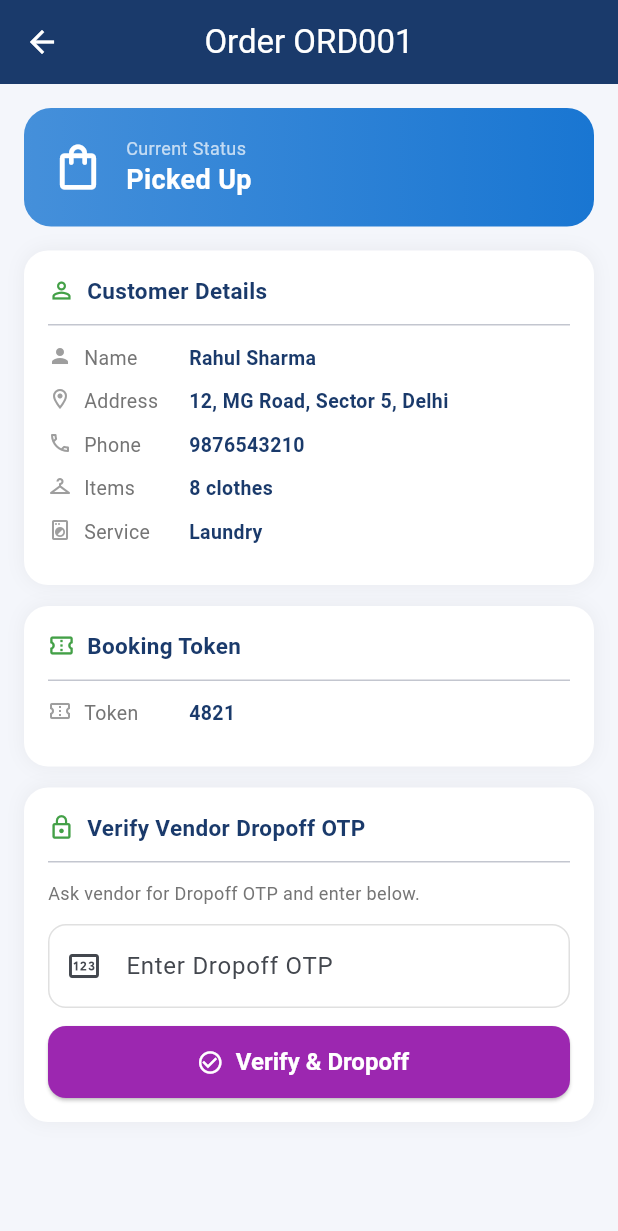
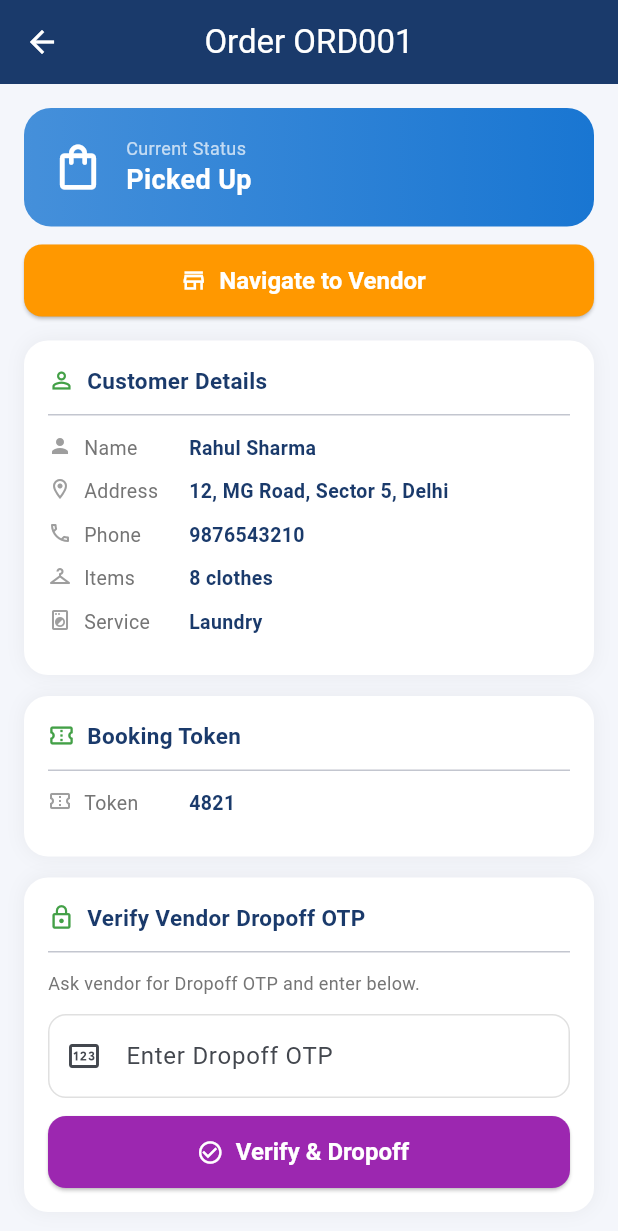
Before and after one commit to rdscode4-art/laudry, a Flutter app: the DeliveryOrderDetailScreen screen opened directly with sample values from the repository, on a phone screen of 412 x 824 dp. Shown: the top 1231 px of the screen. Run offline on Flutter 3.47's test engine with Material 3 defaults, Android fonts, the phone set to English and light mode, and no system bars; our stand-ins replace geocoding, geolocator, get, google_maps_flutter, image_picker, shared_preferences and 1 more; accounts and stored records are empty; network calls fail.

Commit message:
mid-commit 04/06/2024

```diff
--- a/lib/core/models/delivery_order.dart
+++ b/lib/core/models/delivery_order.dart
@@ -2,10 +2,11 @@ import '../constants/enums.dart';
 
 class DeliveryOrder {
   final String id, customerName, customerAddress, customerPhone, token, pickupOtp, deliveryOtp, vendorDropoffOtp, vendorDispatchOtp, service;
+  final double? customerLatitude, customerLongitude, vendorLatitude, vendorLongitude;
   final int totalItems;
   OrderStatus status;
   List<String> pickupPhotos; List<String> deliveryPhotos;
-  DeliveryOrder({required this.id, required this.customerName, required this.customerAddress, required this.customerPhone, required this.token, required this.pickupOtp, required this.deliveryOtp, required this.vendorDropoffOtp, required this.vendorDispatchOtp, required this.totalItems, required this.service, this.status = OrderStatus.pending, List<String>? pickupPhotos, List<String>? deliveryPhotos})
+  DeliveryOrder({required this.id, required this.customerName, required this.customerAddress, required this.customerPhone, required this.token, required this.pickupOtp, required this.deliveryOtp, required this.vendorDropoffOtp, required this.vendorDispatchOtp, required this.totalItems, required this.service, this.customerLatitude, this.customerLongitude, this.vendorLatitude, this.vendorLongitude, this.status = OrderStatus.pending, List<String>? pickupPhotos, List<String>? deliveryPhotos})
       : pickupPhotos = pickupPhotos ?? [], deliveryPhotos = deliveryPhotos ?? [];
 }
 
--- a/lib/features/customer/screens/customer_home_screen.dart
+++ b/lib/features/customer/screens/customer_home_screen.dart
@@ -229,10 +229,10 @@ class _CustOrdersTab extends StatelessWidget {
             const SizedBox(width: 12),
             Expanded(child: Column(crossAxisAlignment: CrossAxisAlignment.start, children: [
               Text(o['id'] as String, style: const TextStyle(fontWeight: FontWeight.bold, color: kPrimaryBlue, fontSize: 14)),
-              Text('${o['total_items']} items', style: TextStyle(fontSize: 12, color: Colors.grey.shade500)),
+              Text('${o['totalItems'] ?? 0} items', style: TextStyle(fontSize: 12, color: Colors.grey.shade500)),
             ])),
             Column(crossAxisAlignment: CrossAxisAlignment.end, children: [
-              Text('₹${o['base_amount'] ?? 0}', style: const TextStyle(fontWeight: FontWeight.bold, color: kPrimaryBlue)),
+              Text('₹${o['baseAmount'] ?? 0}', style: const TextStyle(fontWeight: FontWeight.bold, color: kPrimaryBlue)),
               Container(padding: const EdgeInsets.symmetric(horizontal: 8, vertical: 2),
                   decoration: BoxDecoration(color: kAccentGreen.withOpacity(0.1), borderRadius: BorderRadius.circular(8)),
                   child: Text(o['status'] as String, style: const TextStyle(fontSize: 10, color: kAccentGreen, fontWeight: FontWeight.w600))),
--- a/lib/features/delivery/screens/delivery_order_detail_screen.dart
+++ b/lib/features/delivery/screens/delivery_order_detail_screen.dart
@@ -1,5 +1,6 @@
 import 'package:flutter/material.dart';
 import 'package:get/get.dart';
+import 'package:url_launcher/url_launcher.dart';
 import '../../../core/constants/colors.dart';
 import '../../../core/constants/enums.dart';
 import '../../../core/models/delivery_order.dart';
@@ -86,6 +87,19 @@ class _DeliveryOrderDetailScreenState extends State<DeliveryOrderDetailScreen> {
     }
   }
 
+  Future<void> _openMap(double? lat, double? lng) async {
+    if (lat == null || lng == null) {
+      Get.snackbar('Error', 'Location not available for this address.', backgroundColor: Colors.red, colorText: Colors.white);
+      return;
+    }
+    final url = Uri.parse('https://www.google.com/maps/dir/?api=1&destination=$lat,$lng');
+    if (await canLaunchUrl(url)) {
+      await launchUrl(url, mode: LaunchMode.externalApplication);
+    } else {
+      Get.snackbar('Error', 'Could not open map', backgroundColor: Colors.red, colorText: Colors.white);
+    }
+  }
+
   @override
   Widget build(BuildContext context) {
     final o = widget.order;
@@ -93,6 +107,24 @@ class _DeliveryOrderDetailScreenState extends State<DeliveryOrderDetailScreen> {
       appBar: AppBar(title: Text('Order ${o.id}')),
       body: SingleChildScrollView(padding: const EdgeInsets.all(16), child: Column(crossAxisAlignment: CrossAxisAlignment.stretch, children: [
         Container(padding: const EdgeInsets.all(18), decoration: BoxDecoration(gradient: LinearGradient(colors: [o.status.color.withOpacity(0.8), o.status.color]), borderRadius: BorderRadius.circular(18)), child: Row(children: [Icon(o.status.icon, color: Colors.white, size: 36), const SizedBox(width: 14), Column(crossAxisAlignment: CrossAxisAlignment.start, children: [const Text('Current Status', style: TextStyle(color: Colors.white70, fontSize: 12)), Text(o.status.label, style: const TextStyle(color: Colors.white, fontSize: 18, fontWeight: FontWeight.bold))])])),
+        if (o.status == OrderStatus.pending || o.status == OrderStatus.outForDelivery) ...[
+          const SizedBox(height: 12),
+          ElevatedButton.icon(
+            onPressed: () => _openMap(o.customerLatitude, o.customerLongitude),
+            icon: const Icon(Icons.navigation_outlined),
+            label: const Text('Navigate to Customer'),
+            style: ElevatedButton.styleFrom(minimumSize: const Size.fromHeight(48), backgroundColor: Colors.blueAccent),
+          )
+        ],
+        if (o.status == OrderStatus.pickedUp || o.status == OrderStatus.readyForDelivery) ...[
+          const SizedBox(height: 12),
+          ElevatedButton.icon(
+            onPressed: () => _openMap(o.vendorLatitude, o.vendorLongitude),
+            icon: const Icon(Icons.store_mall_directory_outlined),
+            label: const Text('Navigate to Vendor'),
+            style: ElevatedButton.styleFrom(minimumSize: const Size.fromHeight(48), backgroundColor: Colors.orange),
+          )
+        ],
         const SizedBox(height: 16),
         _sec('Customer Details', Icons.person_outline, Column(children: [_row(Icons.person, 'Name', o.customerName), _row(Icons.location_on_outlined, 'Address', o.customerAddress), _row(Icons.phone_outlined, 'Phone', o.customerPhone), _row(Icons.checkroom_outlined, 'Items', '${o.totalItems} clothes'), _row(Icons.local_laundry_service_outlined, 'Service', o.service)])),
         const SizedBox(height: 14),
@@ -107,8 +139,9 @@ class _DeliveryOrderDetailScreenState extends State<DeliveryOrderDetailScreen> {
         if (o.status == OrderStatus.pickedUp)
           _sec('Verify Vendor Dropoff OTP', Icons.lock_outline, Column(crossAxisAlignment: CrossAxisAlignment.stretch, children: [Text('Ask vendor for Dropoff OTP and enter below.', style: TextStyle(fontSize: 12, color: Colors.grey.shade600)), const SizedBox(height: 12), TextField(controller: _vendorDropoffCtrl, keyboardType: TextInputType.number, maxLength: 4, decoration: const InputDecoration(labelText: 'Enter Dropoff OTP', hintText: 'e.g. 1234', prefixIcon: Icon(Icons.pin_outlined), counterText: '')), const SizedBox(height: 12), ElevatedButton.icon(onPressed: _loading ? null : _verifyVendorDropoff, icon: const Icon(Icons.check_circle_outline), label: _loading ? const SizedBox(height: 20, width: 20, child: CircularProgressIndicator(color: Colors.white, strokeWidth: 2)) : const Text('Verify & Dropoff'), style: ElevatedButton.styleFrom(minimumSize: const Size.fromHeight(48), backgroundColor: Colors.purple))])),
 
-        // Vendor Processing Wait (Mock transition for demo)
-        if (o.status == OrderStatus.inLaundry) ...[const SizedBox(height: 14), ElevatedButton.icon(onPressed: () => setState(() => widget.order.status = OrderStatus.readyForDelivery), icon: const Icon(Icons.check_circle), label: const Text('(Simulate) Ready for Delivery'), style: ElevatedButton.styleFrom(minimumSize: const Size.fromHeight(52), backgroundColor: Colors.grey))],
+        // Vendor Processing Wait
+        if (o.status == OrderStatus.inLaundry)
+          Container(padding: const EdgeInsets.all(16), decoration: BoxDecoration(color: Colors.purple.withOpacity(0.1), borderRadius: BorderRadius.circular(14)), child: const Row(mainAxisAlignment: MainAxisAlignment.center, children: [Icon(Icons.hourglass_top, color: Colors.purple), SizedBox(width: 8), Expanded(child: Text('Order is being processed by the vendor. Waiting for it to be ready.', style: TextStyle(color: Colors.purple, fontWeight: FontWeight.bold)))])),
 
         // Phase 2: Pickup from Vendor
         if (o.status == OrderStatus.readyForDelivery)
```
Also changed, not shown: lib/features/customer/screens/customer_order_screens.dart (+4 -4 lines), lib/features/delivery/screens/delivery_home_screen.dart (+16 -2 lines), lib/features/vendor/screens/vendor_home_screen.dart (+5 -5 lines), lib/services/api_service.dart (+14 -2 lines).
